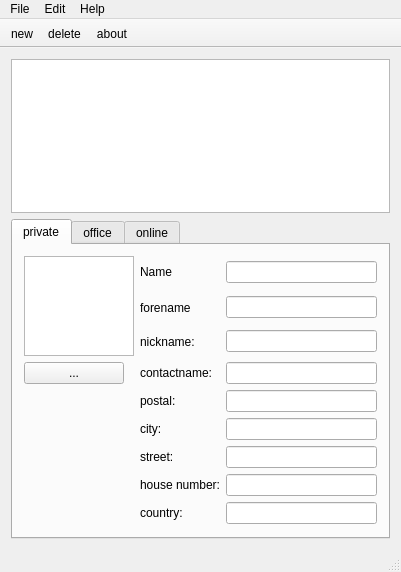
hisoka999/peopleedit, file mainwindow.ui: the form before one commit.
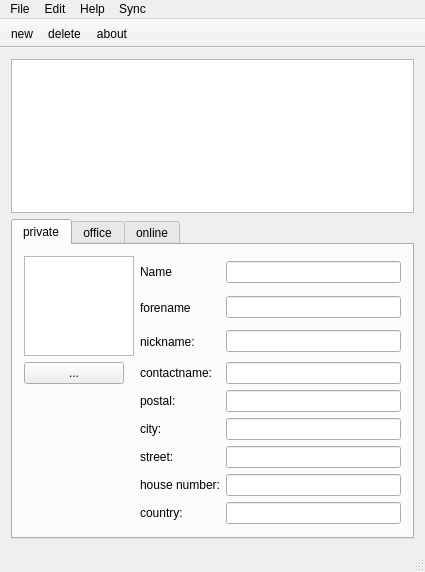
The form after the commit. Icons and pictures are not drawn.

Commit message: - add google contact api sync (not working yet) - selection of images is working

Diff of the .ui file:
```diff
--- a/mainwindow.ui
+++ b/mainwindow.ui
@@ -9,7 +9,7 @@
    <rect>
     <x>0</x>
     <y>0</y>
-    <width>401</width>
+    <width>425</width>
     <height>572</height>
    </rect>
   </property>
@@ -341,7 +341,7 @@
     <rect>
      <x>0</x>
      <y>0</y>
-     <width>401</width>
+     <width>425</width>
      <height>25</height>
     </rect>
    </property>
@@ -365,9 +365,16 @@
     <addaction name="actionAbout"/>
     <addaction name="actionAbout_qt"/>
    </widget>
+   <widget class="QMenu" name="menuSync">
+    <property name="title">
+     <string>Sync</string>
+    </property>
+    <addaction name="actionGoogle_Contacts"/>
+   </widget>
    <addaction name="menuFile"/>
    <addaction name="menuEdit"/>
    <addaction name="menuHelp"/>
+   <addaction name="menuSync"/>
   </widget>
   <widget class="QToolBar" name="mainToolBar">
    <property name="movable">
```
Left out of the diff: 5 changed lines with no effect on the pictures. The commit also changes 21 other files.
